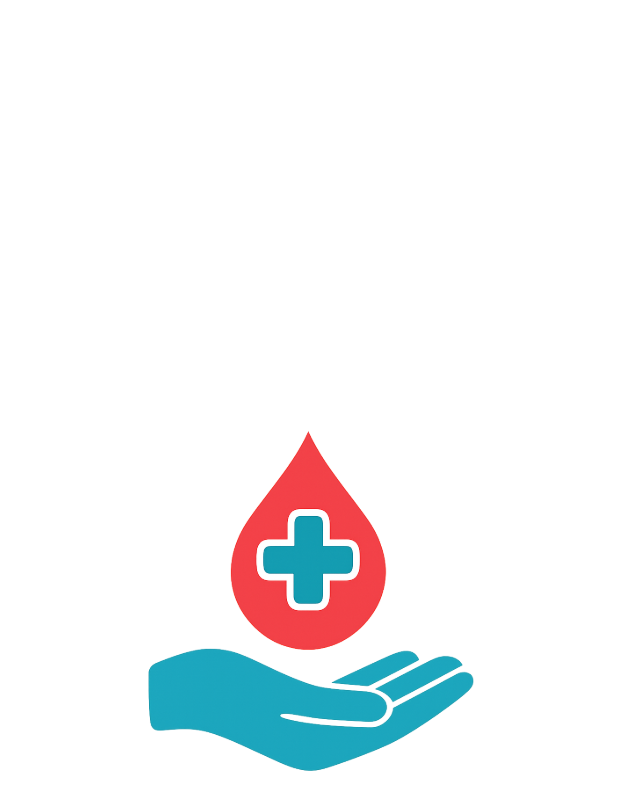
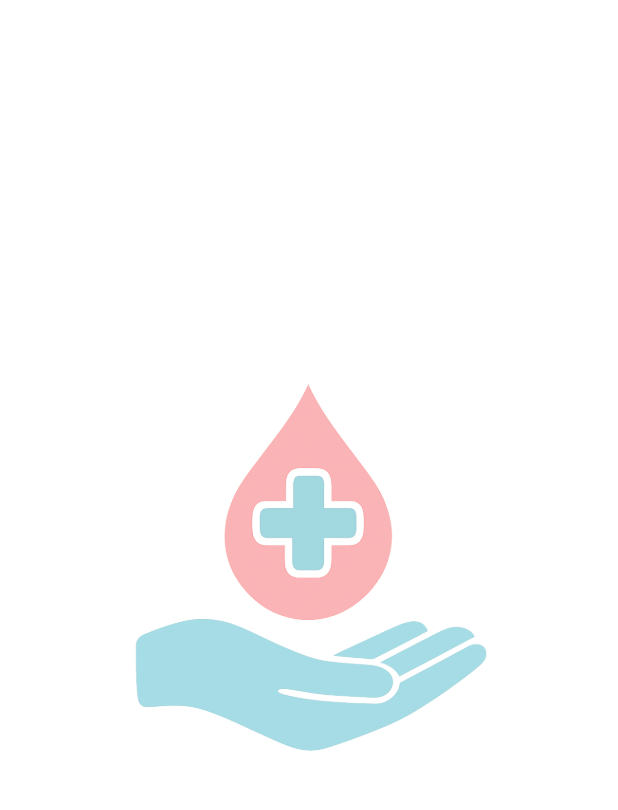
Before and after one commit to kaReemalaa808/lifelink, a Flutter app: the first screen one second after launch, on a phone screen of 412 x 824 dp. Shown: the top 810 px of the screen. Run offline on Flutter 3.47's test engine with Material 3 defaults, Android fonts, the phone set to English and light mode, and no system bars; our stand-ins replace curved_navigation_bar.

Commit message:
Base app

```diff
--- a/lib/main.dart
+++ b/lib/main.dart
@@ -24,9 +24,9 @@ class MyApp extends StatelessWidget {
     return MaterialApp(
       debugShowCheckedModeBanner: false,
       theme: ThemeData(primarySwatch: Colors.blue),
-      home: const ScaleDemo(), // Use ScaleDemo as the home screen
+      home: const IntroScreen(), // Use ScaleDemo as the home screen
       routes: {
-        "scaleDemo": (context) => const ScaleDemo(),
+        "IntroScreen": (context) => const IntroScreen(),
         "admin": (context) => const AdminPage(),
         "homeScreen": (context) => const HomeScreen(),
         "bloodInventoryAdmin": (context) => const BloodInventoryAdminPage(),
--- a/lib/screen/ScaleDemo.dart
+++ b/lib/screen/ScaleDemo.dart
@@ -1,87 +1,145 @@
+import 'package:flutter/material.dart';
 import 'dart:async';
-import 'package:flutter/material.dart';
-//import 'package:audioplayers/audioplayers.dart';
-import 'login_screen.dart'; // استدعي شاشة اللوجين
+import 'package:lifelink/screen/login_screen.dart';
 
-class ScaleDemo extends StatefulWidget {
-  const ScaleDemo({super.key});
+class IntroScreen extends StatefulWidget {
+  const IntroScreen({super.key});
 
   @override
-  State<ScaleDemo> createState() => _ScaleDemoState();
+  State<IntroScreen> createState() => _IntroScreenState();
 }
 
-class _ScaleDemoState extends State<ScaleDemo>
-    with SingleTickerProviderStateMixin {
-  late AnimationController _controller; // مسؤول عن تشغيل الأنيميشن
-  late Animation<double> _animation; // قيمة التكبير
+class _IntroScreenState extends State<IntroScreen>
+    with TickerProviderStateMixin {
+  late AnimationController _logoController;
+  late AnimationController _textController;
 
-  //  final AudioPlayer _player = AudioPlayer(); // مشغل الصوت
+  late Animation<double> _logoScale;
+  late Animation<double> _logoOpacity;
+  late Animation<double> _logoMoveUp;
+
+  late Animation<double> _textOpacity;
+  late Animation<double> _textMoveUp;
 
   @override
   void initState() {
     super.initState();
 
-    // إنشاء AnimationController
-    _controller = AnimationController(
+    _logoController = AnimationController(
       vsync: this,
-      duration: const Duration(milliseconds: 800), // مدة الأنيميشن
+      duration: const Duration(milliseconds: 1400),
     );
 
-    // تحديد حركة التكبير من 0 → 1 (يظهر تدريجياً)
-    _animation =
-        Tween<double>(
-          begin: 0.0, // يبدأ من غير حجم (مختفي)
-          end: 1.0, // يصل للحجم الطبيعي
-        ).animate(
-          CurvedAnimation(
-            parent: _controller,
-            curve: Curves.elasticOut, // bounce effect
-          ),
-        );
+    _textController = AnimationController(
+      vsync: this,
+      duration: const Duration(milliseconds: 600),
+    );
 
-    // تشغيل الصوت + الأنيميشن بعد تحميل الشاشة
-    _startAnimation();
+    /// تكبير اللوجو + رجوعه طبيعي
+    _logoScale = TweenSequence([
+      TweenSequenceItem(
+        tween: Tween(
+          begin: 0.0,
+          end: 1.3,
+        ).chain(CurveTween(curve: Curves.easeOut)),
+        weight: 60,
+      ),
+      TweenSequenceItem(
+        tween: Tween(
+          begin: 1.3,
+          end: 1.0,
+        ).chain(CurveTween(curve: Curves.elasticOut)),
+        weight: 40,
+      ),
+    ]).animate(_logoController);
 
-    // بعد انتهاء الأنيميشن → الانتقال للوجين
-    Timer(const Duration(milliseconds: 1600), () {
+    /// إخفاء و إظهار تدريجي
+    _logoOpacity = Tween<double>(
+      begin: 0,
+      end: 1,
+    ).animate(CurvedAnimation(parent: _logoController, curve: Curves.easeIn));
+
+    /// تحريك اللوجو لفوق
+    _logoMoveUp = Tween<double>(
+      begin: 0,
+      end: -35,
+    ).animate(CurvedAnimation(parent: _textController, curve: Curves.easeOut));
+
+    /// ظهور النص تدريجي
+    _textOpacity = Tween<double>(begin: 0, end: 1).animate(_textController);
+
+    /// النص قريب مش بعيد
+    _textMoveUp = Tween<double>(begin: 15, end: 0).animate(_textController);
+
+    startAnimation();
+  }
+
+  void startAnimation() async {
+    await _logoController.forward();
+    await _textController.forward();
+
+    Future.delayed(const Duration(seconds: 2), () {
       Navigator.pushReplacement(
         context,
-        MaterialPageRoute(builder: (context) => const LoginScreen()),
+        MaterialPageRoute(builder: (_) => const LoginScreen()),
       );
     });
   }
 
-  // تشغيل الصوت والأنيميشن
-  Future<void> _startAnimation() async {
-    // تشغيل الصوت
-    //  await _player.play(AssetSource('sounds/pop.mp3'));
-
-    // تشغيل الأنيميشن
-    _controller.forward();
-  }
-
   @override
   void dispose() {
-    _controller.dispose();
-    //_player.dispose();
+    _logoController.dispose();
+    _textController.dispose();
     super.dispose();
   }
 
   @override
   Widget build(BuildContext context) {
+    // هنا نقرأ وضع الجهاز مباشرة
+    final deviceBrightness = MediaQuery.of(context).platformBrightness;
+    final isDark = deviceBrightness == Brightness.dark;
+
     return Scaffold(
-      backgroundColor: Colors.white,
+      backgroundColor: isDark ? Colors.black : Colors.white,
+      body: Center(
+        child: AnimatedBuilder(
+          animation: Listenable.merge([_logoController, _textController]),
+          builder: (context, child) {
+            return Column(
+              mainAxisSize: MainAxisSize.min,
+              children: [
+                /// اللوجو
+                Transform.translate(
+                  offset: Offset(0, _logoMoveUp.value),
+                  child: Opacity(
+                    opacity: _logoOpacity.value,
+                    child: Transform.scale(
+                      scale: _logoScale.value,
+                      child: Image.asset("images/logo.png", width: 250),
+                    ),
+                  ),
+                ),
 
-      body: Center(
-        // ScaleTransition مسؤول عن تكبير اللوجو
-        child: ScaleTransition(
-          scale: _animation,
+                const SizedBox(height: 0),
 
-          child: Image.asset(
-            "images/logo.png",
-            // حط هنا اللوجو بتاعك
-            width: 300,
-          ),
+                /// اسم التطبيق
+                Opacity(
+                  opacity: _textOpacity.value,
+                  child: Transform.translate(
+                    offset: Offset(0, _textMoveUp.value),
+                    child: Text(
+                      "Life Link",
+                      style: TextStyle(
+                        fontSize: 30,
+                        fontWeight: FontWeight.bold,
+                        color: isDark ? Colors.white : Colors.black,
+                      ),
+                    ),
+                  ),
+                ),
+              ],
+            );
+          },
         ),
       ),
     );
```
